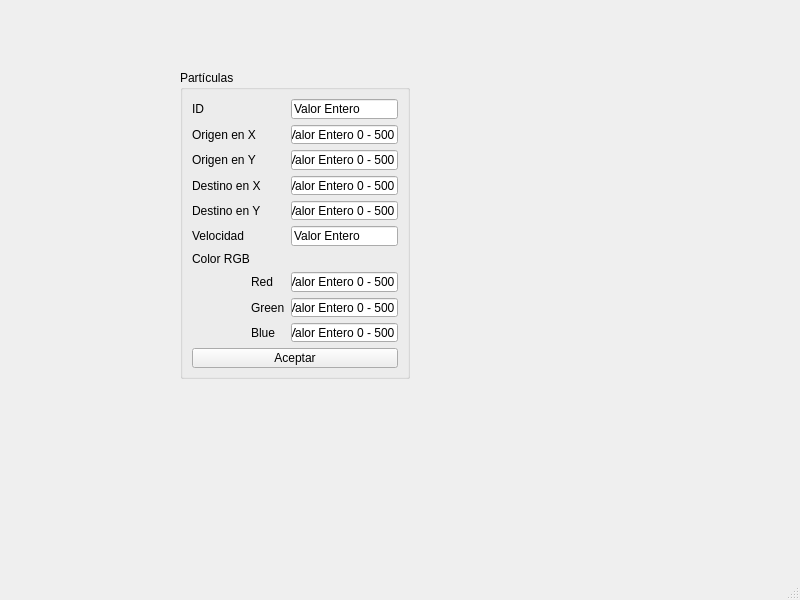
Old version of the form mainwindow.ui in the repository MiguelAGonFig/User_Interface_PySide2.
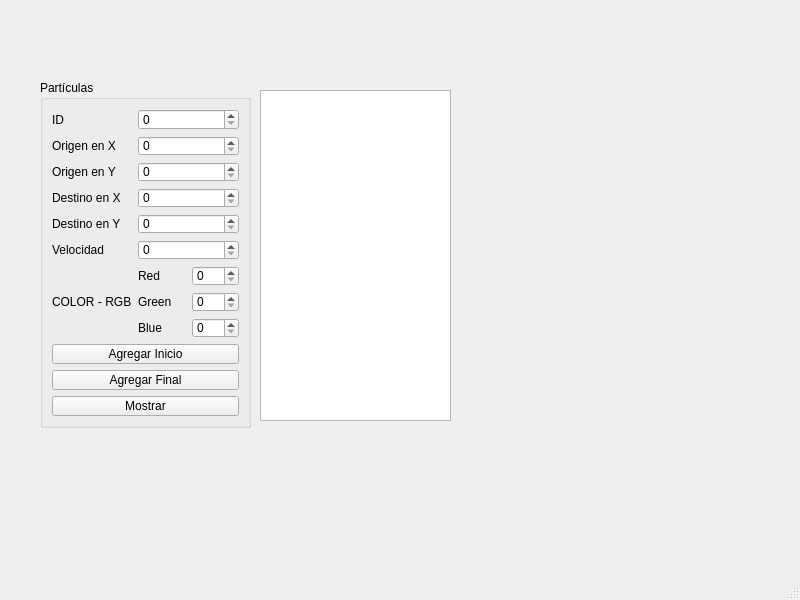
New version of the form.

Commit message: Actividad 10 - Plain Text Edit

What changed in the file:
```diff
--- a/mainwindow.ui
+++ b/mainwindow.ui
@@ -17,72 +17,16 @@
    <widget class="QGroupBox" name="groupBox">
     <property name="geometry">
      <rect>
-      <x>180</x>
-      <y>70</y>
-      <width>230</width>
-      <height>309</height>
+      <x>40</x>
+      <y>80</y>
+      <width>211</width>
+      <height>348</height>
      </rect>
     </property>
     <property name="title">
      <string>Partículas</string>
     </property>
     <layout class="QGridLayout" name="gridLayout">
-     <item row="6" column="0" colspan="2">
-      <widget class="QLabel" name="label_7">
-       <property name="text">
-        <string>Color RGB</string>
-       </property>
-      </widget>
-     </item>
-     <item row="4" column="2">
-      <widget class="QLineEdit" name="lineEdit_5">
-       <property name="text">
-        <string>Valor Entero 0 - 500</string>
-       </property>
-      </widget>
-     </item>
-     <item row="9" column="1">
-      <widget class="QLabel" name="label_10">
-       <property name="text">
-        <string>Blue</string>
-       </property>
-      </widget>
-     </item>
-     <item row="4" column="0" colspan="2">
-      <widget class="QLabel" name="label_5">
-       <property name="text">
-        <string>Destino en Y</string>
-       </property>
-      </widget>
-     </item>
-     <item row="10" column="0" colspan="3">
-      <widget class="QPushButton" name="pushButton">
-       <property name="text">
-        <string>Aceptar</string>
-       </property>
-      </widget>
-     </item>
-     <item row="1" column="0" colspan="2">
-      <widget class="QLabel" name="label_2">
-       <property name="text">
-        <string>Origen en X</string>
-       </property>
-      </widget>
-     </item>
-     <item row="5" column="0">
-      <widget class="QLabel" name="label_6">
-       <property name="text">
-        <string>Velocidad</string>
-       </property>
-      </widget>
-     </item>
-     <item row="8" column="2">
-      <widget class="QLineEdit" name="lineEdit_8">
-       <property name="text">
-        <string>Valor Entero 0 - 500</string>
-       </property>
-      </widget>
-     </item>
      <item row="0" column="0">
       <widget class="QLabel" name="label">
        <property name="text">
@@ -90,85 +34,165 @@
        </property>
       </widget>
      </item>
-     <item row="1" column="2">
-      <widget class="QLineEdit" name="lineEdit_2">
-       <property name="text">
-        <string>Valor Entero 0 - 500</string>
+     <item row="0" column="1" colspan="2">
+      <widget class="QSpinBox" name="ID_spinBox">
+       <property name="maximum">
+        <number>100000000</number>
        </property>
       </widget>
      </item>
-     <item row="5" column="2">
-      <widget class="QLineEdit" name="lineEdit_6">
+     <item row="1" column="0">
+      <widget class="QLabel" name="label_2">
        <property name="text">
-        <string>Valor Entero</string>
+        <string>Origen en X</string>
        </property>
       </widget>
      </item>
-     <item row="2" column="0" colspan="2">
+     <item row="1" column="1" colspan="2">
+      <widget class="QSpinBox" name="Origen_X_spinBox">
+       <property name="maximum">
+        <number>500</number>
+       </property>
+      </widget>
+     </item>
+     <item row="2" column="0">
       <widget class="QLabel" name="label_3">
        <property name="text">
         <string>Origen en Y</string>
        </property>
       </widget>
      </item>
-     <item row="9" column="2">
-      <widget class="QLineEdit" name="lineEdit_9">
-       <property name="text">
-        <string>Valor Entero 0 - 500</string>
+     <item row="2" column="1" colspan="2">
+      <widget class="QSpinBox" name="Origen_Y_spinBox">
+       <property name="maximum">
+        <number>500</number>
        </property>
       </widget>
      </item>
-     <item row="7" column="2">
-      <widget class="QLineEdit" name="lineEdit_7">
-       <property name="text">
-        <string>Valor Entero 0 - 500</string>
-       </property>
-      </widget>
-     </item>
-     <item row="3" column="0" colspan="2">
+     <item row="3" column="0">
       <widget class="QLabel" name="label_4">
        <property name="text">
         <string>Destino en X</string>
        </property>
       </widget>
      </item>
-     <item row="3" column="2">
-      <widget class="QLineEdit" name="lineEdit_4">
-       <property name="text">
-        <string>Valor Entero 0 - 500</string>
+     <item row="3" column="1" colspan="2">
+      <widget class="QSpinBox" name="Destino_X_spinBox">
+       <property name="maximum">
+        <number>500</number>
        </property>
       </widget>
      </item>
-     <item row="2" column="2">
-      <widget class="QLineEdit" name="lineEdit_3">
+     <item row="4" column="0">
+      <widget class="QLabel" name="label_5">
        <property name="text">
-        <string>Valor Entero 0 - 500</string>
+        <string>Destino en Y</string>
        </property>
       </widget>
      </item>
-     <item row="0" column="2">
-      <widget class="QLineEdit" name="lineEdit">
-       <property name="text">
-        <string>Valor Entero</string>
+     <item row="4" column="1" colspan="2">
+      <widget class="QSpinBox" name="Destino_Y_spinBox">
+       <property name="maximum">
+        <number>500</number>
        </property>
       </widget>
      </item>
-     <item row="8" column="1">
-      <widget class="QLabel" name="label_9">
+     <item row="5" column="0">
+      <widget class="QLabel" name="label_6">
        <property name="text">
-        <string>Green</string>
+        <string>Velocidad</string>
        </property>
       </widget>
      </item>
-     <item row="7" column="1">
+     <item row="5" column="1" colspan="2">
+      <widget class="QSpinBox" name="Velocidad_spinBox">
+       <property name="maximum">
+        <number>100000000</number>
+       </property>
+      </widget>
+     </item>
+     <item row="6" column="1">
       <widget class="QLabel" name="label_8">
        <property name="text">
         <string>Red</string>
        </property>
       </widget>
      </item>
+     <item row="6" column="2">
+      <widget class="QSpinBox" name="Red_spinBox">
+       <property name="maximum">
+        <number>255</number>
+       </property>
+      </widget>
+     </item>
+     <item row="7" column="0">
+      <widget class="QLabel" name="label_7">
+       <property name="text">
+        <string>COLOR - RGB</string>
+       </property>
+      </widget>
+     </item>
+     <item row="7" column="1">
+      <widget class="QLabel" name="label_9">
+       <property name="text">
+        <string>Green</string>
+       </property>
+      </widget>
+     </item>
+     <item row="7" column="2">
+      <widget class="QSpinBox" name="Green_spinBox">
+       <property name="maximum">
+        <number>255</number>
+       </property>
+      </widget>
+     </item>
+     <item row="8" column="1">
+      <widget class="QLabel" name="label_10">
+       <property name="text">
+        <string>Blue</string>
+       </property>
+      </widget>
+     </item>
+     <item row="8" column="2">
+      <widget class="QSpinBox" name="Blue_spinBox">
+       <property name="maximum">
+        <number>255</number>
+       </property>
+      </widget>
+     </item>
+     <item row="9" column="0" colspan="3">
+      <widget class="QPushButton" name="Agregar_Inicio_pushButton">
+       <property name="text">
+        <string>Agregar Inicio</string>
+       </property>
+      </widget>
+     </item>
+     <item row="10" column="0" colspan="3">
+      <widget class="QPushButton" name="Agregar_Final_pushButton">
+       <property name="text">
+        <string>Agregar Final</string>
+       </property>
+      </widget>
+     </item>
+     <item row="11" column="0" colspan="3">
+      <widget class="QPushButton" name="Mostrar_pushButton">
+       <property name="text">
+        <string>Mostrar</string>
+       </property>
+      </widget>
+     </item>
     </layout>
    </widget>
+   <widget class="QPlainTextEdit" name="Salida">
+    <property name="geometry">
+     <rect>
+      <x>260</x>
+      <y>90</y>
+      <width>191</width>
+      <height>331</height>
+     </rect>
+    </property>
+   </widget>
   </widget>
   <widget class="QMenuBar" name="menubar">
    <property name="geometry">
```
The commit also changes 2 other files.
